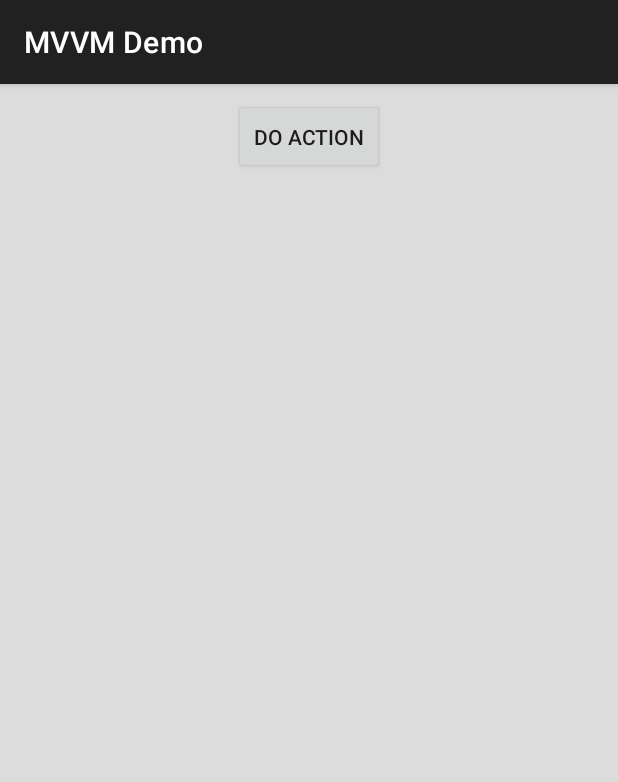
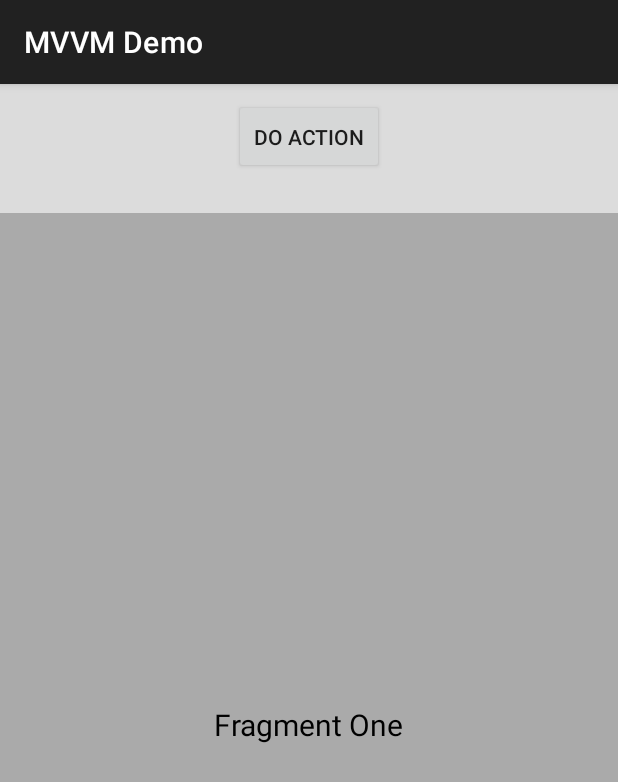
Before and after one commit to mohitgandhi2711gmailcom/Demo, an Android app: the screen it shows after launch (HomeActivity), after a tap on "DO ACTION", on a phone screen of 412 x 824 dp. Shown: the top 782 px of the screen. Run offline under Robolectric (Android 15) with nearby library versions, the phone set to English and light mode, and no system bars; our stand-ins replace data binding, sdp/ssp sizes.

Commit message:
Fragments BackStack Implementation

```diff
--- /dev/null
+++ b/app/src/main/java/com/example/demo/testing/fragment_backstack/FragmentOne.kt
@@ -0,0 +1,82 @@
+package com.example.demo.testing.fragment_backstack
+
+import android.content.Context
+import android.os.Bundle
+import android.util.Log
+import android.view.LayoutInflater
+import android.view.View
+import android.view.ViewGroup
+import androidx.fragment.app.Fragment
+import com.example.demo.R
+
+class FragmentOne:Fragment() {
+
+    override fun onAttach(context: Context) {
+        super.onAttach(context)
+        Log.e("Mohit", "onAttach Method -------Fragment One-------")
+    }
+
+    override fun onCreateView(
+        inflater: LayoutInflater,
+        container: ViewGroup?,
+        savedInstanceState: Bundle?
+    ): View? {
+        Log.e("Mohit", "onCreateView Method -------Fragment One-------")
+        return inflater.inflate(R.layout.fragment_one, container, false)
+    }
+
+    override fun onCreate(savedInstanceState: Bundle?) {
+        super.onCreate(savedInstanceState)
+        Log.e("Mohit", "onCreate Method -------Fragment One-------")
+    }
+
+    override fun onViewCreated(view: View, savedInstanceState: Bundle?) {
+        super.onViewCreated(view, savedInstanceState)
+        Log.e("Mohit", "onViewCreated Method -------Fragment One-------")
+    }
+
+    override fun onStart() {
+        super.onStart()
+        Log.e("Mohit", "onStart Method -------Fragment One-------")
+    }
+
+    override fun onViewStateRestored(savedInstanceState: Bundle?) {
+        super.onViewStateRestored(savedInstanceState)
+        Log.e("Mohit", "onViewStateRestored Method -------Fragment One-------")
+    }
+
+    override fun onResume() {
+        super.onResume()
+        Log.e("Mohit", "onResume Method -------Fragment One-------")
+    }
+
+    override fun onPause() {
+        super.onPause()
+        Log.e("Mohit", "onPause Method -------Fragment One-------")
+    }
+
+    override fun onStop() {
+        super.onStop()
+        Log.e("Mohit", "onStop Method -------Fragment One-------")
+    }
+
+    override fun onSaveInstanceState(outState: Bundle) {
+        super.onSaveInstanceState(outState)
+        Log.e("Mohit", "onSaveInstanceState Method -------Fragment One-------")
+    }
+
+    override fun onDestroyView() {
+        super.onDestroyView()
+        Log.e("Mohit", "onDestroyView Method -------Fragment One-------")
+    }
+
+    override fun onDestroy() {
+        super.onDestroy()
+        Log.e("Mohit", "onDestroy Method -------Fragment One-------")
+    }
+
+    override fun onDetach() {
+        super.onDetach()
+        Log.e("Mohit", "onDetach Method -------Fragment One-------")
+    }
+}
--- a/app/src/main/java/com/example/demo/view/HomeActivity.kt
+++ b/app/src/main/java/com/example/demo/view/HomeActivity.kt
@@ -7,7 +7,6 @@ import androidx.activity.viewModels
 import androidx.appcompat.app.AppCompatActivity
 import androidx.core.splashscreen.SplashScreen.Companion.installSplashScreen
 import androidx.lifecycle.lifecycleScope
-import androidx.lifecycle.viewModelScope
 import androidx.recyclerview.widget.GridLayoutManager
 import com.example.demo.api.ResponseSealedClass
 import com.example.demo.database.MovieDatabase
@@ -15,7 +14,7 @@ import com.example.demo.databinding.ActivityHomeBinding
 import com.example.demo.helper.DBHelper
 import com.example.demo.model.MovieModel
 import com.example.demo.model.MovieResult
-import com.example.demo.testing.flow.FlowTesting
+import com.example.demo.testing.fragment_backstack.*
 import com.example.demo.view.adapters.MovieAdapter
 import com.example.demo.viewmodel.MovieViewModel
 import kotlinx.coroutines.Dispatchers
@@ -27,26 +26,68 @@ class HomeActivity : AppCompatActivity() {
     private lateinit var binding: ActivityHomeBinding
     private val viewModel: MovieViewModel by viewModels()
     private lateinit var movieAdapter: MovieAdapter
+    private var count = 1
 
     override fun onCreate(savedInstanceState: Bundle?) {
         super.onCreate(savedInstanceState)
         installSplashScreen()
         binding = ActivityHomeBinding.inflate(layoutInflater)
         setContentView(binding.root)
-        prepareRecyclerView()
-        showAPIData()
-        observeChangesInDB()
+//        prepareRecyclerView()
+//        showAPIData()
+//        observeChangesInDB()
         setClickListeners()
     }
 
     private fun setClickListeners() {
         binding.actionBtn.setOnClickListener {
-            lifecycleScope.launch(Dispatchers.IO) {
+            /*lifecycleScope.launch(Dispatchers.IO) {
             val setupFlow = FlowTesting.setupFlow()
                 setupFlow.collect{
                     Log.e("Mohit", "$it")
                 }
-            } }
+            }*/
+
+            val supportFragmentManager = supportFragmentManager
+            Log.e("Mohit", "BackStack Count is ${supportFragmentManager.backStackEntryCount}")
+            val beginTransaction = supportFragmentManager.beginTransaction()
+            when (count) {
+                5 -> {
+                    beginTransaction.replace(binding.frameLayout.id, FragmentFive(), "Fragment Five")
+                        .addToBackStack("Fragment Five")
+                        .commit()
+                }
+                1 -> {
+                    beginTransaction.add(binding.frameLayout.id, FragmentOne(), "Fragment One")
+                        .addToBackStack("Fragment One")
+                        .commit()
+                    count++
+                }
+                2 -> {
+                    beginTransaction.add(binding.frameLayout.id, FragmentTwo(), "Fragment Two")
+                        .addToBackStack("Fragment Two")
+                        .commit()
+                    count++
+                }
+                3 -> {
+                    beginTransaction.add(binding.frameLayout.id, FragmentThree(), "Fragment Three")
+                        .addToBackStack("Fragment Three")
+                        .commit()
+                    count++
+                }
+                4 -> {
+                    beginTransaction.add(binding.frameLayout.id, FragmentFour(), "Fragment Four")
+                        .addToBackStack("Fragment Four")
+                        .commit()
+                    count++
+                }
+                /*else -> {
+                    beginTransaction.add(binding.frameLayout.id, FragmentOne(), "Fragment One")
+                        .commit()
+                    count++
+                }*/
+            }
+        }
     }
 
     private fun observeChangesInDB() {
@@ -68,12 +109,13 @@ class HomeActivity : AppCompatActivity() {
                 is ResponseSealedClass.Success -> {
                     val movieModel: MovieModel = movieData.data as MovieModel
                     movieAdapter.setMovieList(movieModel.results as List<MovieResult>)
-                    lifecycleScope.launch(Dispatchers.IO){
+                    lifecycleScope.launch(Dispatchers.IO) {
                         DBHelper.insertMovieModel(
                             MovieDatabase.getDatabase(this@HomeActivity).movieDao(), movieModel
                         )
                         DBHelper.insertMovieList(
-                            MovieDatabase.getDatabase(this@HomeActivity).movieDao(), movieModel.results
+                            MovieDatabase.getDatabase(this@HomeActivity).movieDao(),
+                            movieModel.results
                         )
                     }
                 }
--- a/app/src/main/res/layout/activity_home.xml
+++ b/app/src/main/res/layout/activity_home.xml
@@ -28,12 +28,22 @@
 
         <androidx.recyclerview.widget.RecyclerView
             android:id="@+id/rv_movies"
+            android:visibility="gone"
             android:layout_width="match_parent"
             android:layout_height="0dp"
             android:layout_marginTop="@dimen/_20sdp"
+            app:layout_constraintBottom_toBottomOf="parent"
             app:layout_constraintTop_toBottomOf="@+id/action_btn"
+            tools:listitem="@layout/movie_layout" />
+
+        <FrameLayout
+            android:id="@+id/frame_layout"
+            android:background="@android:color/holo_orange_dark"
+            android:layout_width="match_parent"
+            android:layout_height="0dp"
+            android:layout_marginTop="@dimen/_20sdp"
             app:layout_constraintBottom_toBottomOf="parent"
-            tools:listitem="@layout/movie_layout" />
+            app:layout_constraintTop_toBottomOf="@id/action_btn" />
 
     </androidx.constraintlayout.widget.ConstraintLayout>
 </layout>
--- /dev/null
+++ b/app/src/main/res/layout/fragment_one.xml
@@ -0,0 +1,21 @@
+<?xml version="1.0" encoding="utf-8"?>
+<androidx.constraintlayout.widget.ConstraintLayout xmlns:android="http://schemas.android.com/apk/res/android"
+    xmlns:app="http://schemas.android.com/apk/res-auto"
+    xmlns:tools="http://schemas.android.com/tools"
+    android:layout_width="match_parent"
+    android:layout_height="match_parent"
+    android:background="@android:color/darker_gray"
+    tools:context="com.example.demo.view.HomeActivity">
+
+    <androidx.appcompat.widget.AppCompatTextView
+        android:layout_width="wrap_content"
+        android:layout_height="wrap_content"
+        android:text="@string/fragment_one"
+        android:textColor="@android:color/black"
+        android:textSize="20sp"
+        app:layout_constraintBottom_toBottomOf="parent"
+        app:layout_constraintEnd_toEndOf="parent"
+        app:layout_constraintStart_toStartOf="parent"
+        app:layout_constraintTop_toTopOf="parent" />
+
+</androidx.constraintlayout.widget.ConstraintLayout>
--- a/app/src/main/res/values/strings.xml
+++ b/app/src/main/res/values/strings.xml
@@ -7,5 +7,10 @@
     <string name="button_text">Login</string>
     <string name="movie_name">Movie Name</string>
     <string name="do_action">Do Action</string>
+    <string name="fragment_one">Fragment One</string>
+    <string name="fragment_two">Fragment Two</string>
+    <string name="fragment_five">Fragment Five</string>
+    <string name="fragment_four">Fragment Four</string>
+    <string name="fragment_three">Fragment Three</string>
 
 </resources>
```
Also changed, not shown: app/src/main/java/com/example/demo/testing/fragment_backstack/FragmentFive.kt (added, +83 -0 lines), app/src/main/java/com/example/demo/testing/fragment_backstack/FragmentFour.kt (added, +82 -0 lines), app/src/main/java/com/example/demo/testing/fragment_backstack/FragmentThree.kt (added, +82 -0 lines), app/src/main/java/com/example/demo/testing/fragment_backstack/FragmentTwo.kt (added, +82 -0 lines), app/src/main/res/layout/fragment_five.xml (added, +21 -0 lines), app/src/main/res/layout/fragment_four.xml (added, +21 -0 lines), app/src/main/res/layout/fragment_three.xml (added, +21 -0 lines), app/src/main/res/layout/fragment_two.xml (added, +21 -0 lines).
